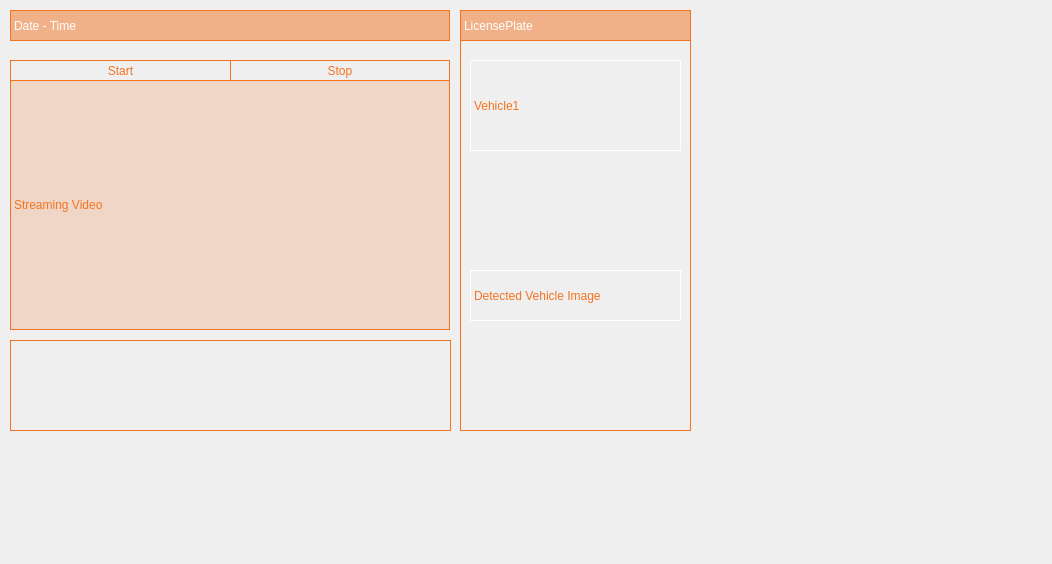
Qt form cctv_36/src/ui/streaming.ui (VEDA-ThirtySix/PAMS-client) before a commit.
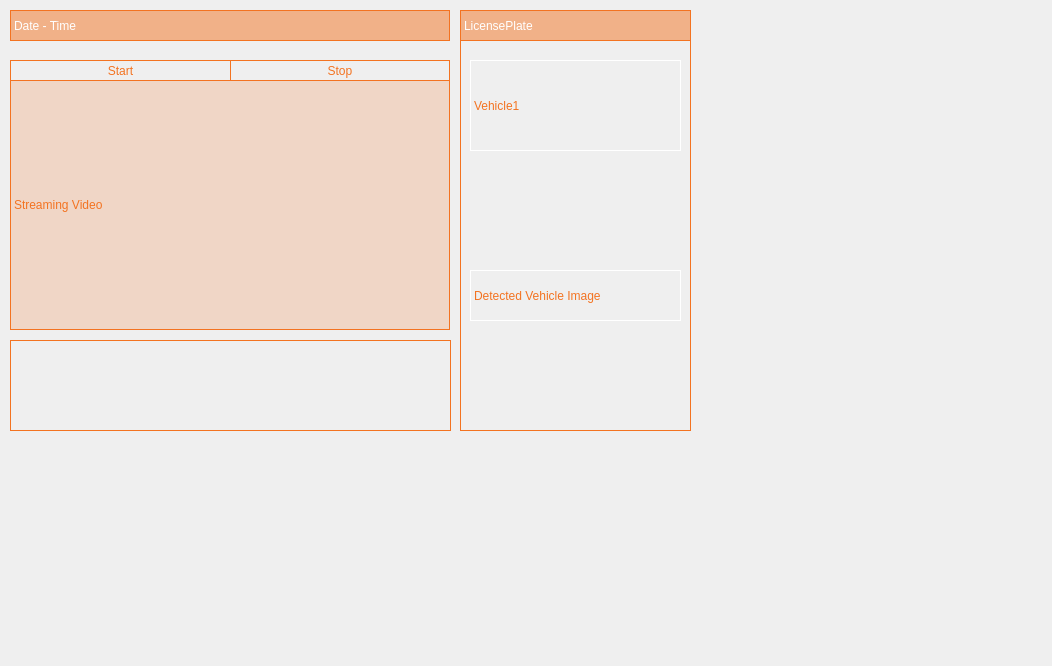
The same form after that commit.

The edit to the form file:
```diff
--- a/cctv_36/src/ui/streaming.ui
+++ b/cctv_36/src/ui/streaming.ui
@@ -7,7 +7,7 @@
     <x>0</x>
     <y>0</y>
     <width>1052</width>
-    <height>564</height>
+    <height>666</height>
    </rect>
   </property>
   <property name="windowTitle">
@@ -18,8 +18,8 @@
     <rect>
      <x>0</x>
      <y>0</y>
-     <width>691</width>
-     <height>451</height>
+     <width>831</width>
+     <height>591</height>
     </rect>
    </property>
    <property name="styleSheet">
```
